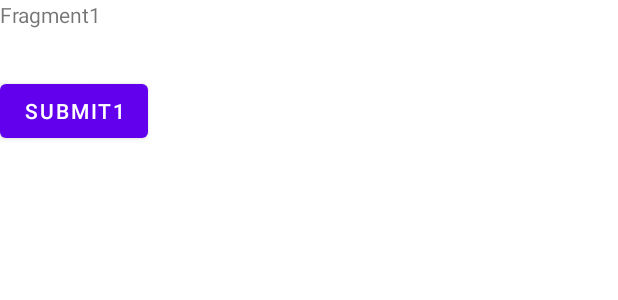
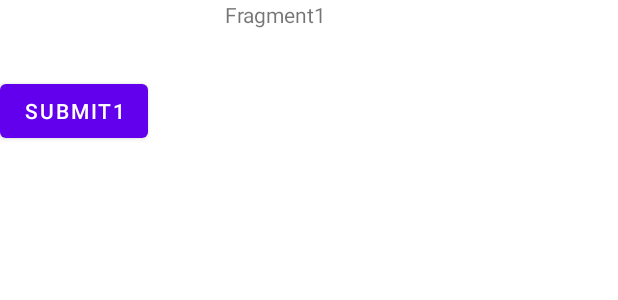
Before and after one commit to Vijaya9418/Android, an Android app: the layout fragment_blank1.xml on its own in the app's theme, with its tools: preview values and no code run, on a phone screen of 412 x 824 dp. Shown: the top 300 px of the screen. Run offline under Robolectric (Android 15) with nearby library versions, the phone set to English and light mode, and no system bars.

Commit message:
Update fragment_blank1.xml

```diff
--- a/app/src/main/res/layout/fragment_blank1.xml
+++ b/app/src/main/res/layout/fragment_blank1.xml
@@ -8,9 +8,10 @@
 
     <!-- TODO: Update blank fragment layout -->
     <TextView
+        android:id="@+id/tvf1"
         android:layout_width="wrap_content"
         android:layout_height="wrap_content"
-
+android:layout_marginStart="150dp"
         android:text="Fragment1" />
 
     <Button
```
